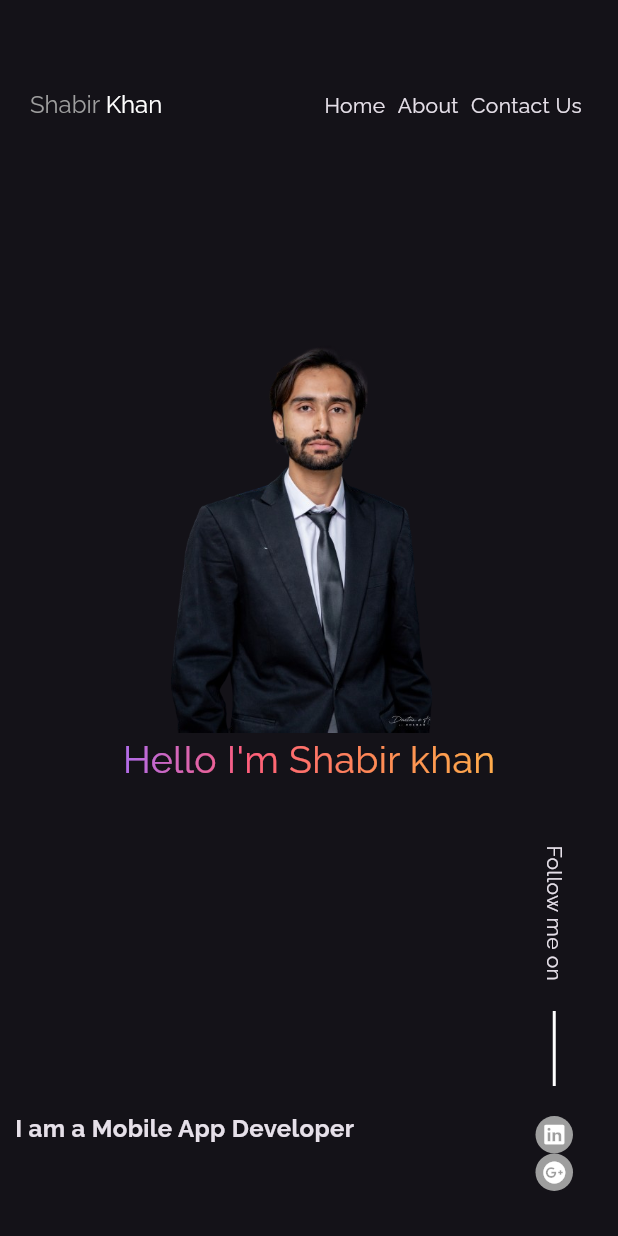
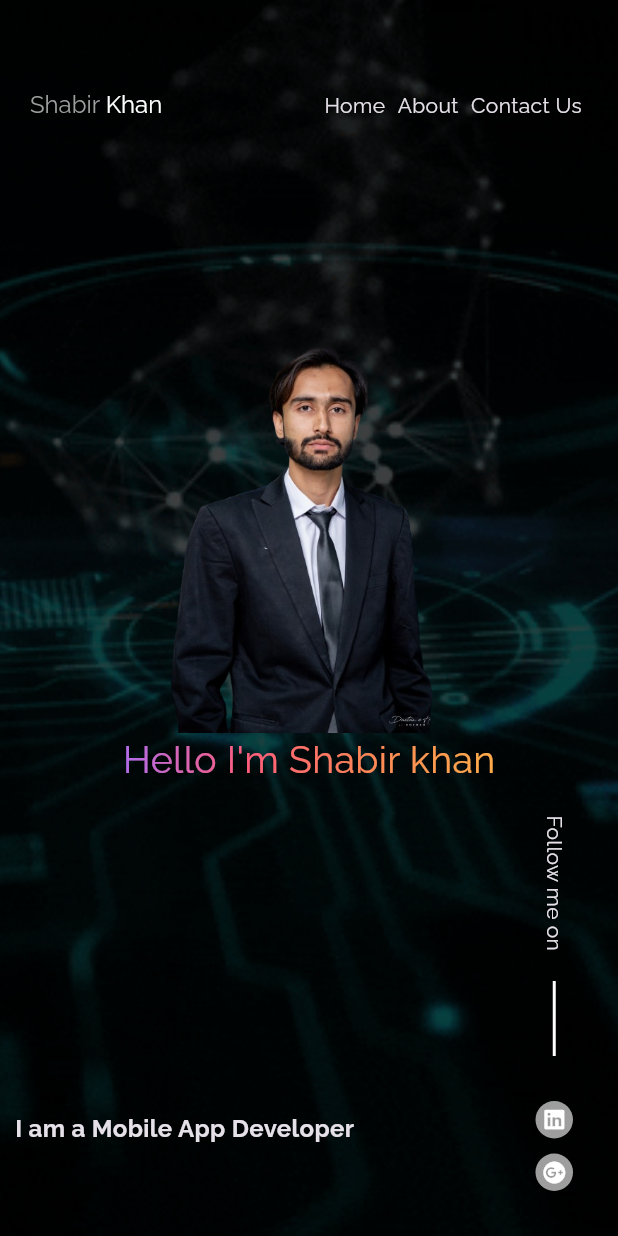
Before and after one commit to Infoshabirkhan/my-portfolio-flutter-web, a Flutter app: the screen it shows after launch, on a phone screen of 412 x 824 dp. Run offline on Flutter 3.47's test engine with Material 3 defaults, Android fonts, the phone set to English and light mode, and no system bars; drawn by our look-alikes of animated_text_kit; our stand-ins replace bloc, firebase_core, flutter_bloc, flutter_screenutil, font_awesome_flutter, google_fonts; missing offline and left inert: dart:html; accounts and stored records are empty.

Commit message:
animation added

```diff
--- a/lib/Models/Utils/app_images.dart
+++ b/lib/Models/Utils/app_images.dart
@@ -4,4 +4,6 @@ class AppImages{
   static const baseDir = 'assets/images';
   static const profile = '$baseDir/profile.png';
   static const profile3 = '$baseDir/profile3.png';
+  static const technology = '$baseDir/technology.gif';
+  static const technology2 = '$baseDir/technology2.gif';
 }
--- a/lib/Views/Screens/HomeScreen/home_screen.dart
+++ b/lib/Views/Screens/HomeScreen/home_screen.dart
@@ -1,14 +1,14 @@
 import 'package:animated_text_kit/animated_text_kit.dart';
 import 'package:flutter/material.dart';
 import 'package:flutter_screenutil/flutter_screenutil.dart';
-import 'package:font_awesome_flutter/font_awesome_flutter.dart';
 import 'package:google_fonts/google_fonts.dart';
 import 'package:my_portfolio_web/Models/Utils/app_images.dart';
 import 'package:my_portfolio_web/Models/Utils/responsive.dart';
 import 'package:my_portfolio_web/Views/Utils/Widgets/custom_footer/custom_footer.dart';
-import 'package:my_portfolio_web/Views/Utils/my_text.dart';
 
 import '../../../Models/Utils/app_colors.dart';
+import '../../Utils/Widgets/CustomNavBar/custom_nav_bar.dart';
+import '../../Utils/Widgets/follow_on_socail_media.dart';
 import '../../Utils/Widgets/text_gradient.dart';
 
 class HomeScreen extends StatelessWidget {
@@ -20,119 +20,72 @@ class HomeScreen extends StatelessWidget {
       // backgroundColor: Colors.black,
       body: ListView(
         children: [
-          Container(
+          SizedBox(
             height: 1.sh,
             child: Stack(
               children: [
-                Container(
-                  padding: EdgeInsets.symmetric(horizontal: Responsive.isMobile(context) ? 20.sp:50.sp,vertical: 50.sp),
-                  child: Row(
-                    children: [
-                      RichText(text: TextSpan(
-                        text: 'Shabir',
-                style: GoogleFonts.raleway(
-                    color: Colors.grey,
-                    fontSize: 16.sp
-
-                ),
-                        children: [
-                          TextSpan(
-                            text: ' Khan',
-                            style: GoogleFonts.raleway(
-                              color: Colors.white,
-                              fontSize: 16.sp
-                            )
-                          )
-                        ]
-                      )),
-
-                      Expanded(
-                        child: Row(
-                          mainAxisAlignment: MainAxisAlignment.end,
-                          children: [
-                            InkWell(
-                              hoverColor: AppColors.lightOrange,
-                                onTap: (){},
-                                child: Container(
-
-                                    padding: EdgeInsets.symmetric(horizontal: 0.01.sw,vertical: 10.sp),
-                                    child: const MyText('Home'))),
-                            InkWell(
-                                hoverColor: AppColors.lightOrange,
-                                onTap: (){},
-                                child: Container(
-
-                                    padding: EdgeInsets.symmetric(horizontal: 0.01.sw,vertical: 10.sp),
-                                    child: const MyText('About'))),
-                            InkWell(
-                                hoverColor: AppColors.lightOrange,
-                                onTap: (){},
-                                child: Container(
-
-                                    padding: EdgeInsets.symmetric(horizontal: 0.01.sw,vertical: 10.sp),
-                                    child: const MyText('Contact Us')))
-
-
-                          ],
-                        ),
-                      )
-                    ],
-                  ),
-                ),
-
+                Positioned(
+                    top: 0,
+                    left: 0,
+                    right: 0,
+                    bottom: 0,
+                    child: Image.asset(
+                      AppImages.technology,
+                      color: Colors.black.withOpacity(0.75),
+                      colorBlendMode: BlendMode.darken,
+                      fit: BoxFit.cover,
+                    )),
+                const CustomNavBar(),
                 Positioned(
                   left: 20.sp,
                   right: 20.sp,
                   top: 200.h,
                   child: Center(
                     child: Flex(
-                      direction: Responsive.isDesktop(context) ? Axis.horizontal:Axis.vertical,
+                      direction: Responsive.isDesktop(context)
+                          ? Axis.horizontal
+                          : Axis.vertical,
                       children: [
-                        Center(child: Container(
-                          width: Responsive.isDesktop(context) ? 0.3.sw:0.7.sw,
-                            height: Responsive.isDesktop(context)  ? 0.5.sh:0.35.sh,
-                            child: Image.asset(AppImages.profile3))),
+                        Center(
+                            child: SizedBox(
+                                width: Responsive.isDesktop(context)
+                                    ? 0.3.sw
+                                    : 0.7.sw,
+                                height: Responsive.isDesktop(context)
+                                    ? 0.5.sh
+                                    : 0.35.sh,
+                                child: Image.asset(AppImages.profile3))),
+                        Center(
+                          child: GradientText(
+                            "Hello I'm Shabir khan",
+                            gradient:
+                                LinearGradient(colors: AppColors.gradientText),
+                            style: GoogleFonts.raleway(
+                                fontSize: Responsive.isMobile(context)
+                                    ? 25.sp
+                                    : 40.sp),
+                          ),
+                        ),
 
-                        Center(
-                          child: GradientText("Hello I'm Shabir khan",gradient: LinearGradient(colors: AppColors.gradientText),style: GoogleFonts.raleway(
-                              fontSize:Responsive.isMobile(context) ? 25.sp: 40.sp
-                          ),),
-                        ),
                       ],
                     ),
                   ),
                 ),
-
-
-                //  Positioned(
-                //    left: 0.3.sw,
-                //    bottom: 60.h,
-                //   child: TypeWriterText(
-                //     repeat: true,
-                //     text: Text('I am a Mobile App Developer',style: GoogleFonts.raleway(
-                //       fontSize: 25.sp
-                //     ),),
-                //     duration: const Duration(milliseconds: 150),
-                //   ),
-                // )
-
-                 Positioned(
-                   left: Responsive.isMobile(context) ? 10.sp: 0.3.sw,
-                   bottom: 60.h,
+                Positioned(
+                  left: Responsive.isMobile(context) ? 10.sp : 0.3.sw,
+                  bottom: 60.h,
                   child: AnimatedTextKit(
                     animatedTexts: [
                       TypewriterAnimatedText(
                         'I am a Mobile App Developer',
-                        cursor: '',
-                        textStyle:  GoogleFonts.raleway(
-                          fontSize: Responsive.isMobile(context) ? 16.sp: 20.sp,
-
+                        // cursor: '',
+                        textStyle: GoogleFonts.raleway(
+                          fontSize:
+                              Responsive.isMobile(context) ? 16.sp : 20.sp,
                           fontWeight: FontWeight.bold,
                         ),
                         speed: const Duration(milliseconds: 150),
                       ),
-
-
                     ],
 
                     // totalRepeatCount: 4,
@@ -141,57 +94,11 @@ class HomeScreen extends StatelessWidget {
                     // stopPauseOnTap: true,
                   ),
                 ),
-                Positioned(
-                  bottom: 30.h,
-                  right: 30.sp,
-                  child: Column(
-                    mainAxisSize: MainAxisSize.min,
-                    children: [
-                      const RotatedBox(
-                          quarterTurns: 1,
-
-                          child: MyText('Follow me on',),),
-                      Container(
-                        margin: EdgeInsets.symmetric(vertical: 20.sp),
-                        color: Colors.white,
-                        height: 50.sp,
-                        width: 2.sp,
-                      ),
-                      InkWell(
-                        onTap: (){},
-                        child: Container(
-                          padding: EdgeInsets.all(5.sp),
-                          decoration: BoxDecoration(
-                            color: Colors.grey,
-                            shape: BoxShape.circle,
-
-                          ),
-                          child: Icon(FontAwesomeIcons.linkedin,size: 15,),
-                        ),
-                      ),
-                      InkWell(
-                        onTap: (){},
-                        child: Container(
-                          padding: EdgeInsets.all(5.sp),
-                          decoration: BoxDecoration(
-                            color: Colors.grey,
-                            shape: BoxShape.circle,
-
-                          ),
-                          child: Icon(FontAwesomeIcons.googlePlus,size: 15,),
-                        ),
-                      ),
-
-                    ],
-                  ),
-                ),
+                const FollowOnSocialMediaButtons(),
               ],
             ),
           ),
-
-          CustomFooter()
-
-
+          const CustomFooter()
         ],
       ),
     );
--- /dev/null
+++ b/lib/Views/Utils/Widgets/CustomNavBar/custom_nav_bar.dart
@@ -0,0 +1,64 @@
+import 'package:flutter/cupertino.dart';
+import 'package:flutter/material.dart';
+import 'package:flutter_screenutil/flutter_screenutil.dart';
+import 'package:google_fonts/google_fonts.dart';
+
+import '../../../../Models/Utils/app_colors.dart';
+import '../../../../Models/Utils/responsive.dart';
+import '../../my_text.dart';
+
+class CustomNavBar extends StatelessWidget {
+  const CustomNavBar({super.key});
+
+  @override
+  Widget build(BuildContext context) {
+    return Container(
+      padding: EdgeInsets.symmetric(
+          horizontal: Responsive.isMobile(context) ? 20.sp : 50.sp,
+          vertical: 50.sp),
+      child: Row(
+        children: [
+          RichText(
+              text: TextSpan(
+                  text: 'Shabir',
+                  style: GoogleFonts.raleway(
+                      color: Colors.grey, fontSize: 16.sp),
+                  children: [
+                    TextSpan(
+                        text: ' Khan',
+                        style: GoogleFonts.raleway(
+                            color: Colors.white, fontSize: 16.sp))
+                  ])),
+          Expanded(
+            child: Row(
+              mainAxisAlignment: MainAxisAlignment.end,
+              children: [
+                InkWell(
+                    hoverColor: AppColors.lightOrange,
+                    onTap: () {},
+                    child: Container(
+                        padding: EdgeInsets.symmetric(
+                            horizontal: 0.01.sw, vertical: 10.sp),
+                        child: const MyText('Home'))),
+                InkWell(
+                    hoverColor: AppColors.lightOrange,
+                    onTap: () {},
+                    child: Container(
+                        padding: EdgeInsets.symmetric(
+                            horizontal: 0.01.sw, vertical: 10.sp),
+                        child: const MyText('About'))),
+                InkWell(
+                    hoverColor: AppColors.lightOrange,
+                    onTap: () {},
+                    child: Container(
+                        padding: EdgeInsets.symmetric(
+                            horizontal: 0.01.sw, vertical: 10.sp),
+                        child: const MyText('Contact Us')))
+              ],
+            ),
+          )
+        ],
+      ),
+    );
+  }
+}
--- /dev/null
+++ b/lib/Views/Utils/Widgets/follow_on_socail_media.dart
@@ -0,0 +1,67 @@
+import 'package:flutter/cupertino.dart';
+import 'package:flutter/material.dart';
+import 'package:flutter_screenutil/flutter_screenutil.dart';
+import 'package:font_awesome_flutter/font_awesome_flutter.dart';
+import 'package:my_portfolio_web/Models/Utils/spacing.dart';
+
+import '../my_text.dart';
+
+class FollowOnSocialMediaButtons extends StatelessWidget {
+  const FollowOnSocialMediaButtons({super.key});
+
+  @override
+  Widget build(BuildContext context) {
+    return Positioned(
+      bottom: 30.h,
+      right: 30.sp,
+      child: Column(
+        mainAxisSize: MainAxisSize.min,
+        children: [
+          const RotatedBox(
+            quarterTurns: 1,
+            child: MyText(
+              'Follow me on',
+            ),
+          ),
+          Container(
+            margin: EdgeInsets.symmetric(vertical: 20.sp),
+            color: Colors.white,
+            height: 50.sp,
+            width: 2.sp,
+          ),
+          10.ph,
+
+          InkWell(
+            onTap: () {},
+            child: Container(
+              padding: EdgeInsets.all(5.sp),
+              decoration: const BoxDecoration(
+                color: Colors.grey,
+                shape: BoxShape.circle,
+              ),
+              child: const Icon(
+                FontAwesomeIcons.linkedin,
+                size: 15,
+              ),
+            ),
+          ),
+          10.ph,
+          InkWell(
+            onTap: () {},
+            child: Container(
+              padding: EdgeInsets.all(5.sp),
+              decoration: const BoxDecoration(
+                color: Colors.grey,
+                shape: BoxShape.circle,
+              ),
+              child: const Icon(
+                FontAwesomeIcons.googlePlus,
+                size: 15,
+              ),
+            ),
+          ),
+        ],
+      ),
+    );
+  }
+}
```
Also changed, not shown: assets/images/technology.gif (added), assets/images/technology2.gif (added), 2 other files.
